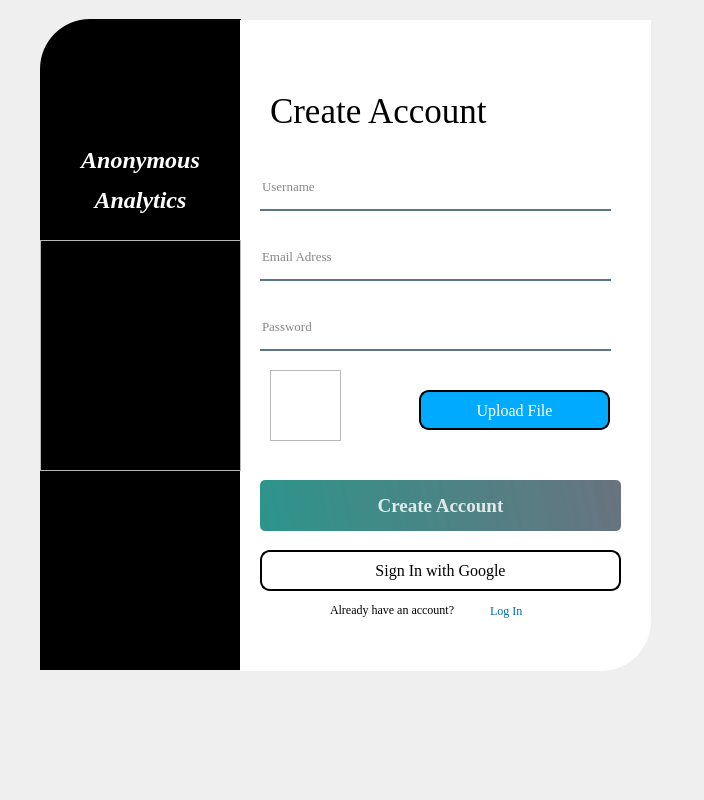
First picture: the form in ui_signUp.ui, repository Nouman-Usman/Railway-Analysis, before the edit.
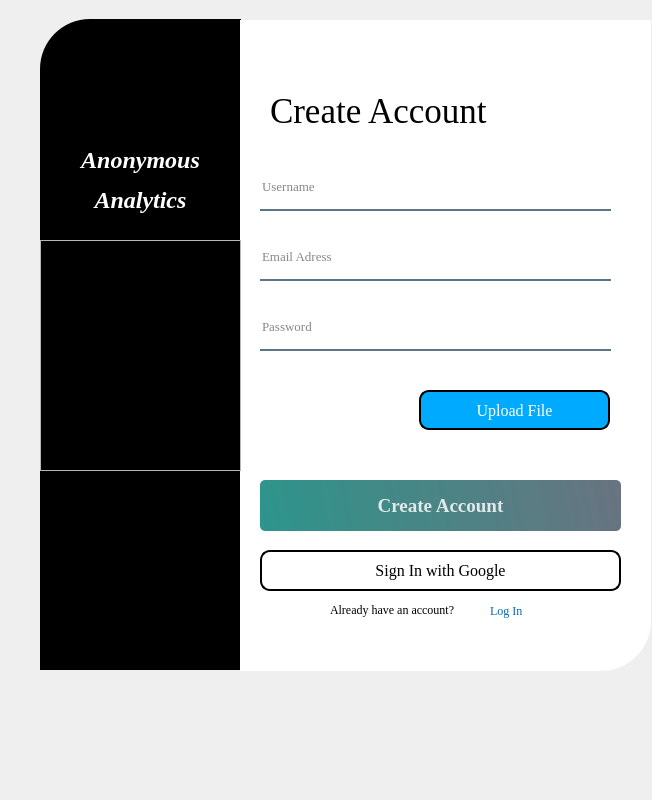
Second picture: the form after the edit. Icons and pictures are not drawn.

Diff of the .ui file:
```diff
--- a/ui_signUp.ui
+++ b/ui_signUp.ui
@@ -6,7 +6,7 @@
    <rect>
     <x>0</x>
     <y>0</y>
-    <width>704</width>
+    <width>652</width>
     <height>800</height>
    </rect>
   </property>
@@ -390,9 +390,12 @@
     </property>
    </widget>
    <widget class="QFrame" name="UploadIcon">
+    <property name="enabled">
+     <bool>true</bool>
+    </property>
     <property name="geometry">
      <rect>
-      <x>400</x>
+      <x>390</x>
       <y>400</y>
       <width>20</width>
       <height>40</height>
@@ -409,23 +412,20 @@
      <enum>QFrame::Raised</enum>
     </property>
    </widget>
-   <widget class="QFrame" name="profile_pic">
+   <widget class="QLabel" name="profilePic">
     <property name="geometry">
      <rect>
-      <x>230</x>
-      <y>380</y>
+      <x>220</x>
+      <y>390</y>
       <width>71</width>
-      <height>71</height>
+      <height>61</height>
      </rect>
     </property>
     <property name="styleSheet">
      <string notr="true">border-image: url(:/images/profile.png);</string>
     </property>
-    <property name="frameShape">
-     <enum>QFrame::StyledPanel</enum>
-    </property>
-    <property name="frameShadow">
-     <enum>QFrame::Raised</enum>
+    <property name="text">
+     <string/>
     </property>
    </widget>
    <zorder>label_13</zorder>
```
Left out of the diff: 2 changed lines with no effect on the pictures.
